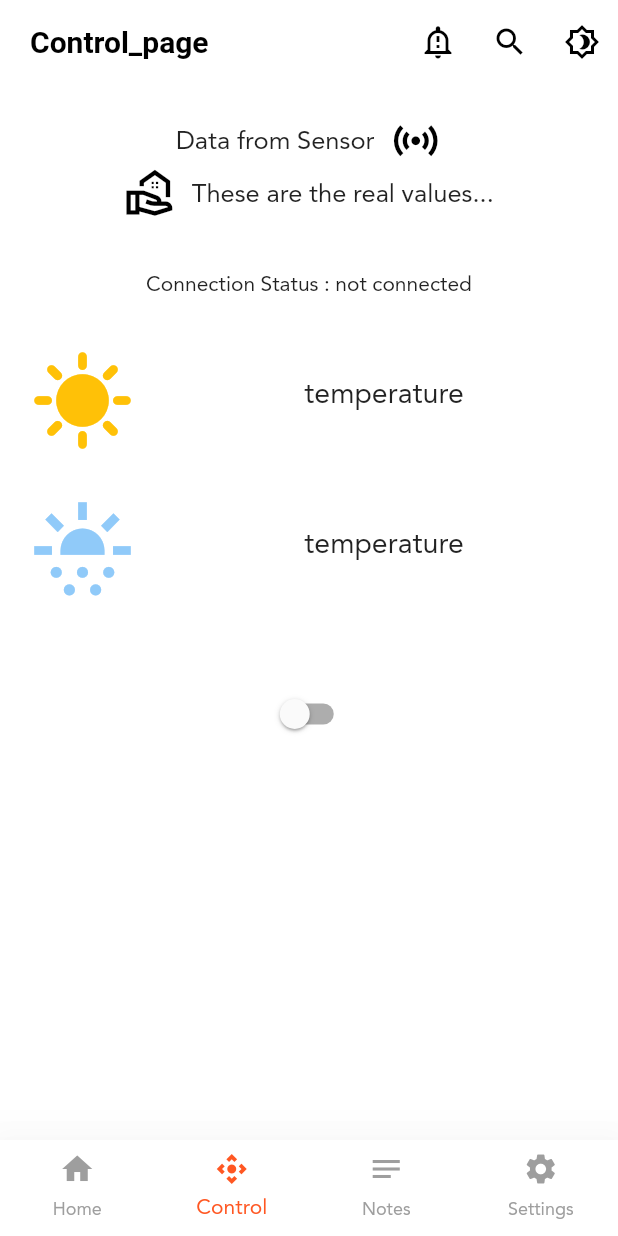
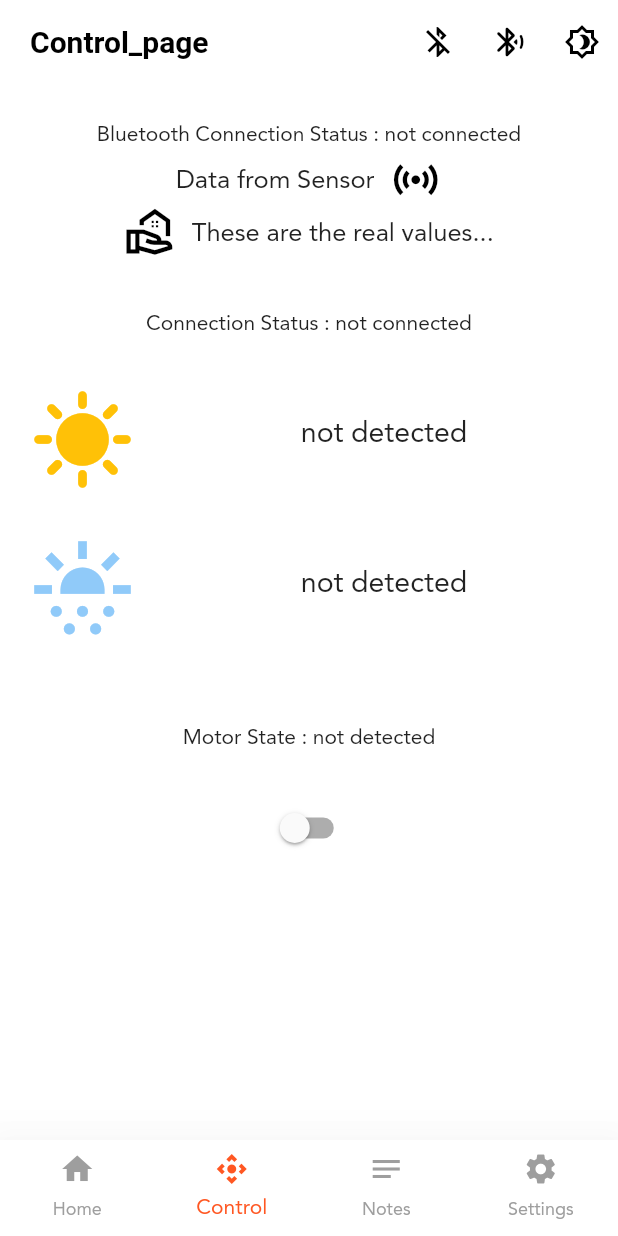
Before and after one commit to Karim-Safwat/Agri.project, a Flutter app: the LayoutScreen screen opened directly, item 2 of the bottom bar chosen, on a phone screen of 412 x 824 dp. Run offline on Flutter 3.47's test engine with Material 2 defaults, Android fonts, the phone set to English and light mode, and no system bars; our stand-ins replace cloud_firestore, conditional_builder_null_safety, dio, firebase_auth, firebase_core, firebase_messaging and 9 more; accounts and stored records are empty; statements that could not run were skipped.

Commit message:
bluetooth controller work

```diff
--- a/lib/layout/home_screen.dart
+++ b/lib/layout/home_screen.dart
@@ -1,21 +1,22 @@
-
 import 'package:conditional_builder_null_safety/conditional_builder_null_safety.dart';
 import 'package:final_agriculture_project/components/components.dart';
 import 'package:final_agriculture_project/layout/cubit/cubit.dart';
 import 'package:final_agriculture_project/layout/cubit/states.dart';
+import 'package:final_agriculture_project/services/bluetooth_controller.dart';
 import 'package:final_agriculture_project/styles/bloc/cubit.dart';
 import 'package:firebase_auth/firebase_auth.dart';
 import 'package:firebase_core/firebase_core.dart';
 import 'package:flutter/material.dart';
 import 'package:flutter_bloc/flutter_bloc.dart';
+import 'package:get/get.dart';
 
 class LayoutScreen extends StatelessWidget {
   const LayoutScreen({Key? key}) : super(key: key);
 
   @override
   Widget build(BuildContext context) {
-    return BlocConsumer<ProjectCubit,ProjectStates>(
-      listener: (context,state){
+    return BlocConsumer<ProjectCubit, ProjectStates>(
+      listener: (context, state) {
         // if(state is ProjectAddCropState){
         //   Navigator.push(
         //     context,
@@ -26,8 +27,11 @@ class LayoutScreen extends StatelessWidget {
         //   );
         // }
       },
-      builder: (context,state){
-        var cubit=ProjectCubit.get(context);
+      builder: (context, state) {
+        var cubit = ProjectCubit.get(context);
+        return GetBuilder<BluetoothController>(
+          init: BluetoothController(),
+          builder: (bl_controller) {
             return Scaffold(
               backgroundColor: Colors.white,
               appBar: AppBar(
@@ -37,16 +41,21 @@ class LayoutScreen extends StatelessWidget {
                   cubit.Titles[cubit.CurrentIndex],
                 ),
                 actions: [
-              IconButton(onPressed:(){},
-                  icon: Icon(Icons.notification_important_outlined),
+                  IconButton(
+                    onPressed: () async {
+                      await bl_controller.closeConnection();
+                    },
+                    icon: Icon(Icons.bluetooth_disabled),
                   ),
-              IconButton(onPressed:(){},
-                icon: Icon(Icons.search),
+                  IconButton(
+                    onPressed: () async {
+                      await bl_controller.initiateConnection();
+                    },
+                    icon: Icon(Icons.bluetooth_audio_rounded),
                   ),
                   IconButton(
                     onPressed: () {
-                  AppThemeModeCubit.get(context)
-                      .changeAppThemeMode();
+                      AppThemeModeCubit.get(context).changeAppThemeMode();
                     },
                     icon: const Icon(
                       Icons.brightness_4_outlined,
@@ -57,7 +66,7 @@ class LayoutScreen extends StatelessWidget {
               body: cubit.Screens[cubit.CurrentIndex],
               bottomNavigationBar: BottomNavigationBar(
                 currentIndex: cubit.CurrentIndex,
-            onTap: (index){
+                onTap: (index) {
                   cubit.ChangeBottomNav(index);
                 },
                 items: [
@@ -80,6 +89,8 @@ class LayoutScreen extends StatelessWidget {
                 ],
               ),
             );
+          }
+        );
       },
     );
   }
--- a/lib/modules/control.dart
+++ b/lib/modules/control.dart
@@ -1,8 +1,8 @@
 import 'package:final_agriculture_project/services/bluetooth_controller.dart';
 import 'package:flutter/material.dart';
+import 'package:get/get.dart';
 
 class Control_Screen extends StatefulWidget {
-
   const Control_Screen({Key? key}) : super(key: key);
 
   @override
@@ -10,22 +10,26 @@ class Control_Screen extends StatefulWidget {
 }
 
 class _Control_ScreenState extends State<Control_Screen> {
-  var tempcontroller=TextEditingController();
-  var moisturecontroller=TextEditingController();
+  var tempcontroller = TextEditingController();
+  var moisturecontroller = TextEditingController();
   @override
   Widget build(BuildContext context) {
     return Scaffold(
       body: Padding(
         padding: const EdgeInsets.all(20.0),
-       child: SingleChildScrollView(
+        child: GetBuilder<BluetoothController>(builder: (bl_controller) {
+          return SingleChildScrollView(
             child: Column(
               children: [
                 Column(
                   children: [
+                    Text(
+                        "Bluetooth Connection Status : ${bl_controller.connectionStatus}"),
                     Row(
                       mainAxisAlignment: MainAxisAlignment.center,
                       children: [
-                     Text("Data from Sensor",
+                        Text(
+                          "Data from Sensor",
                           style: TextStyle(
                             fontSize: 17,
                           ),
@@ -49,7 +53,8 @@ class _Control_ScreenState extends State<Control_Screen> {
                         SizedBox(
                           width: 10,
                         ),
-                     Text("These are the real values...",
+                        Text(
+                          "These are the real values...",
                           style: TextStyle(
                             fontSize: 17,
                           ),
@@ -59,27 +64,29 @@ class _Control_ScreenState extends State<Control_Screen> {
                     SizedBox(
                       height: 30,
                     ),
-                 Text("Connection Status : ${BluetoothController.instance.connectionStatus}")
+                    Text(
+                        "Connection Status : ${bl_controller.connectionStatus}")
                   ],
                 ),
-
                 SizedBox(
                   height: 30,
                 ),
                 Row(
                   children: [
-                 Icon(Icons.sunny,
+                    Icon(
+                      Icons.sunny,
                       color: Colors.amber,
                       size: 70,
                     ),
-                 SizedBox(width: 30,),
+                    SizedBox(
+                      width: 30,
+                    ),
                     Expanded(
                       child: Column(
                         children: [
-                       Text("temperature"
-                       ,style: TextStyle(
-                           fontSize: 19
-                         ),
+                          Text(
+                            "${bl_controller.tempreture}",
+                            style: TextStyle(fontSize: 19),
                           ),
 
                           // TextFormField(
@@ -95,27 +102,33 @@ class _Control_ScreenState extends State<Control_Screen> {
                           //   keyboardType: TextInputType.number,
                           //   controller: tempcontroller,
                           // ),
-                       SizedBox(height: 10,)
+                          SizedBox(
+                            height: 10,
+                          )
                         ],
                       ),
                     ),
                   ],
                 ),
-             SizedBox(height: 30,),
+                SizedBox(
+                  height: 30,
+                ),
                 Row(
                   children: [
-                 Icon(Icons.sunny_snowing,
+                    Icon(
+                      Icons.sunny_snowing,
                       color: Colors.blue[200],
                       size: 70,
                     ),
-                 SizedBox(width: 30,),
+                    SizedBox(
+                      width: 30,
+                    ),
                     Expanded(
                       child: Column(
                         children: [
-                       Text("temperature"
-                         ,style: TextStyle(
-                             fontSize: 19
-                         ),
+                          Text(
+                            "${bl_controller.humidity}",
+                            style: TextStyle(fontSize: 19),
                           ),
                           // TextFormField(
                           //   decoration: InputDecoration(
@@ -130,8 +143,9 @@ class _Control_ScreenState extends State<Control_Screen> {
                           //   ),
                           //   keyboardType: TextInputType.number,
                           // ),
-                       SizedBox(height: 10,),
-
+                          SizedBox(
+                            height: 10,
+                          ),
                         ],
                       ),
                     ),
@@ -140,17 +154,18 @@ class _Control_ScreenState extends State<Control_Screen> {
                 SizedBox(
                   height: 50,
                 ),
-
+                Text("Motor State : ${bl_controller.motorState}"),
+                SizedBox(
+                  height: 24,
+                ),
                 Switch(
                     //  thumbIcon:,
                     value: false,
-                 onChanged: (
-                     bool
-                     ){}),
-
+                    onChanged: (bool) {}),
               ],
             ),
-       ),
+          );
+        }),
       ),
     );
   }
--- a/lib/services/bluetooth_controller.dart
+++ b/lib/services/bluetooth_controller.dart
@@ -1,24 +1,39 @@
 import 'dart:async';
 import 'dart:convert';
 import 'dart:typed_data';
-import 'package:flutter/material.dart';
 import 'package:flutter_bluetooth_serial/flutter_bluetooth_serial.dart';
+import 'package:get/get.dart';
 
-class BluetoothController{
+class BluetoothController extends GetxController {
+  late String tempreture;
+  late String humidity;
+  late String motorState;
+  @override
+  void onInit() async {
+    tempreture = 'not detected';
+    humidity = 'not detected';
+    motorState = 'not detected';
+    await initiateConnection();
+    super.onInit();
+  }
 
+  /**
+   *   String macAddress_tablet = "0C:2F:B0:FE:ED:23";
+  String macAddress_camera = "F4:63:1F:D0:03:4E";
+  String macAddress_arduino_camera = "00:21:09:00:4F:8C";
+  String macAddress_arduino_screen = "00:21:09:00:4D:35";
 
-  BluetoothController._privateConstructor();
+  * Moksha HC-05 mac : 00:22:05:00:2B:C9
 
-  static final BluetoothController _instance = BluetoothController._privateConstructor();
+   */
 
-  static BluetoothController get instance => _instance;
   static late BluetoothDevice arduniDevice;
   static late BluetoothConnection connection;
   String comingData = "";
-  String HC_05Mac ="00:22:05:00:2B:C9";
-  String connectionStatus='not connected';
+  String HC_05Mac = "00:21:09:00:4F:8C";
+  String connectionStatus = 'not connected';
 
-  void initiateConnection() async {
+  Future<void> initiateConnection() async {
     print('''\n\n\n start enabling Bluetooth ''');
     bool? isEnabled = await FlutterBluetoothSerial.instance.isEnabled;
     if (isEnabled!) {
@@ -41,7 +56,7 @@ class BluetoothController{
     print('''\n\n\n Getting All paired Bluetooth Devices''');
     // get all bonded devices on tablet .
     var bondedDevices =
-    await FlutterBluetoothSerial.instance.getBondedDevices();
+        await FlutterBluetoothSerial.instance.getBondedDevices();
     for (int i = 0; i < bondedDevices.length; i++) {
       if (bondedDevices[i].address == HC_05Mac) {
         arduniDevice = bondedDevices[i];
@@ -55,25 +70,25 @@ class BluetoothController{
 
   Future<void> connectTo_HC_05Module() async {
     try {
-
       /**
        * to connect with bluetooth module .
        */
       print('''\n\n\n start Connecting to HC-05 ''');
-      connectionStatus='connecting';
-      connection =
+      connectionStatus = 'connecting';
+      update();
       await BluetoothConnection.toAddress(HC_05Mac).then(
-            (value) async {
-              print('''\n\n\nHC-05 connected''');
-          connectionStatus='connected';
+        (value) async {
+          connection = value;
+          print('''\n\n\nHC-05 connected''');
+          connectionStatus = 'connected';
+          update();
           await startListeningToBluetoothStream();
-          return value;
         },
       );
     } catch (e) {
       Timer(
         Duration(seconds: 2),
-            () async {
+        () async {
           await connectTo_HC_05Module();
         },
       );
@@ -82,15 +97,29 @@ class BluetoothController{
 
   Future<void> startListeningToBluetoothStream() async {
     try {
+      print('start listening to Bluetooth Module');
       connection.input!.listen((Uint8List data) {
+        String comingMessage = utf8.decode(data);
+        List<String> dataInList = comingMessage.split(',');
+        tempreture = dataInList[0];
+        humidity = dataInList[1];
+        motorState = dataInList[2];
+        update();
       });
     } catch (e) {
-      await startListeningToBluetoothStream();
+      print('Error While  listening to Bluetooth Module : \n $e');
+      // Timer(
+      //   Duration(seconds: 5),
+      //   () async {
+      //     print('Erro While  listening to Bluetooth Module');
+
+      //     await startListeningToBluetoothStream();
+      //   },
+      // );
     }
   }
 
-
-
-
-
+  Future<void> closeConnection() async {
+    await connection.close();
+  }
 }
--- a/pubspec.yaml
+++ b/pubspec.yaml
@@ -56,6 +56,7 @@ dependencies:
   firebase_storage: ^11.1.2
   firebase_messaging: ^14.6.0
   flutter_bluetooth_serial: ^0.4.0
+  get: ^4.6.5
 
 
 
@@ -82,8 +83,8 @@ flutter:
   # included with your application, so that you can use the icons in
   # the material Icons class.
   uses-material-design: true
-  assets:
-    - assets/images/
+  # assets:
+  #   - assets/images/
 
   fonts:
     - family: Jannah
```
Also changed, not shown: lib/main.dart (+10 -11 lines), pubspec.lock, 1 other file. Lines whose indentation alone changed are shown as unchanged.
